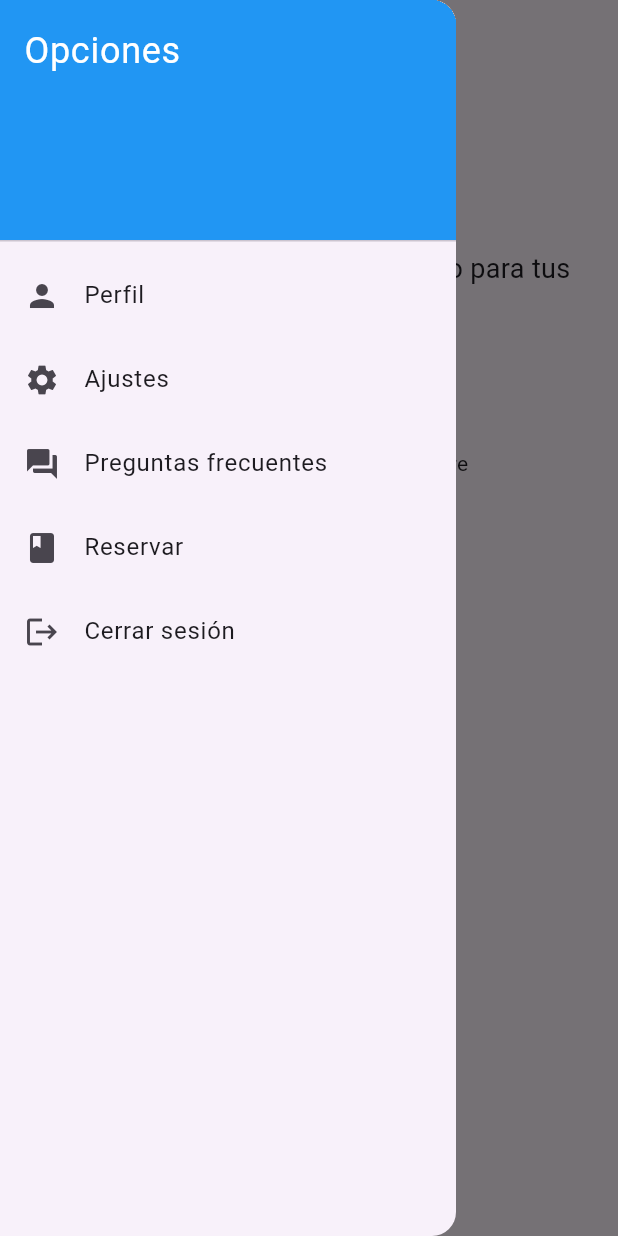
After one commit to cedrovich/Trio_App, a Flutter app: the PrincipalPage screen opened directly, with the side drawer open, on a phone screen of 412 x 824 dp. The commit adds this screen. Run offline on Flutter 3.47's test engine with Material 3 defaults, Android fonts, the phone set to English and light mode, and no system bars; our stand-ins replace supabase_flutter; accounts and stored records are empty; network calls fail.

Commit message:
Principal page + drawer

```diff
--- a/lib/main.dart
+++ b/lib/main.dart
@@ -1,9 +1,11 @@
 import 'package:flutter/material.dart';
 import 'package:supabase_flutter/supabase_flutter.dart';
 import 'pages/home_page.dart'; // Importa HomePage
+import 'pages/principal_page.dart'; // Importa PrincipalPage
+import 'pages/reservas_page.dart'; // Importa ReservasPage
 
 const supabaseUrl = 'https://pggtliopkuymentnklow.supabase.co'; // URL de tu proyecto en Supabase
-const supabaseKey = 'eyJhbGciOiJIUzI1NiIsInR5cCI6IkpXVCJ9.eyJpc3MiOiJzdXBhYmFzZSIsInJlZiI6InBnZ3RsaW9wa3V5bWVudG5rbG93Iiwicm9sZSI6ImFub24iLCJpYXQiOjE3MzI2MzE4OTcsImV4cCI6MjA0ODIwNzg5N30.HO87zVfpPOwBh0Cj0YVp2LowCHM750W49tbSmNkzfYQ'; // Reemplaza con tu clave pública (anonKey)
+const supabaseKey = 'eyJhbGciOiJIUzI1NiIsInR5cCI6IkpXVCJ9.eyJpc3MiOiJzdXBhYmFzZSIsInJlZiI6InBnZ3RsaW9wa3V5bWVudG5rbG93Iiwicm9sZSI6ImFub24iLCJpYXQiOjE3MzI2MzE4OTcsImV4cCI6MjA0ODIwNzg5N30.HO87zVfpPOwBh0Cj0YVp2LowCHM750W49tbSmNkzfYQ'; // Clave pública (anonKey)
 
 Future<void> main() async {
   WidgetsFlutterBinding.ensureInitialized(); // Asegura que Flutter esté inicializado
--- /dev/null
+++ b/lib/pages/principal_page.dart
@@ -0,0 +1,125 @@
+import 'package:flutter/material.dart';
+import 'reservas_page.dart'; // Importa la página de reservas
+import 'package:supabase_flutter/supabase_flutter.dart'; // Para cerrar sesión
+
+class PrincipalPage extends StatelessWidget {
+  const PrincipalPage({super.key});
+
+  void _logout(BuildContext context) async {
+    await Supabase.instance.client.auth.signOut();
+    Navigator.pushReplacementNamed(context, '/login'); // Redirige al LoginPage
+    ScaffoldMessenger.of(context).showSnackBar(
+      const SnackBar(content: Text('Sesión cerrada')),
+    );
+  }
+
+  @override
+  Widget build(BuildContext context) {
+    return Scaffold(
+      appBar: AppBar(
+        title: const Text('Trío Semblanzas'),
+      ),
+      drawer: Drawer(
+        child: ListView(
+          children: [
+            const DrawerHeader(
+              decoration: BoxDecoration(
+                color: Colors.blue,
+              ),
+              child: Text(
+                'Opciones',
+                style: TextStyle(color: Colors.white, fontSize: 24),
+              ),
+            ),
+            ListTile(
+              leading: const Icon(Icons.person),
+              title: const Text('Perfil'),
+              onTap: () {
+                // Acción para la opción Perfil
+                Navigator.pop(context);
+                ScaffoldMessenger.of(context).showSnackBar(
+                  const SnackBar(content: Text('Sección de Perfil próximamente')),
+                );
+              },
+            ),
+            ListTile(
+              leading: const Icon(Icons.settings),
+              title: const Text('Ajustes'),
+              onTap: () {
+                // Acción para la opción Ajustes
+                Navigator.pop(context);
+                ScaffoldMessenger.of(context).showSnackBar(
+                  const SnackBar(content: Text('Sección de Ajustes próximamente')),
+                );
+              },
+            ),
+            ListTile(
+              leading: const Icon(Icons.question_answer),
+              title: const Text('Preguntas frecuentes'),
+              onTap: () {
+                // Acción para la opción Preguntas frecuentes
+                Navigator.pop(context);
+                ScaffoldMessenger.of(context).showSnackBar(
+                  const SnackBar(content: Text('Sección de Preguntas frecuentes próximamente')),
+                );
+              },
+            ),
+            ListTile(
+              leading: const Icon(Icons.book),
+              title: const Text('Reservar'),
+              onTap: () {
+                // Redirige a la página de reservas
+                Navigator.push(
+                  context,
+                  MaterialPageRoute(builder: (context) => const ReservasPage()),
+                );
+              },
+            ),
+            ListTile(
+              leading: const Icon(Icons.logout),
+              title: const Text('Cerrar sesión'),
+              onTap: () => _logout(context), // Llama al método para cerrar sesión
+            ),
+          ],
+        ),
+      ),
+      body: SingleChildScrollView(
+        padding: const EdgeInsets.all(20.0),
+        child: Column(
+          crossAxisAlignment: CrossAxisAlignment.start,
+          children: [
+            const Text(
+              'Bienvenido al Trío Semblanzas',
+              style: TextStyle(fontSize: 28, fontWeight: FontWeight.bold),
+            ),
+            const SizedBox(height: 10),
+            const Text(
+              'Disfruta de la mejor música en vivo para tus eventos.',
+              style: TextStyle(fontSize: 18),
+            ),
+            const SizedBox(height: 20),
+            const Text(
+              'Próximos Eventos:',
+              style: TextStyle(fontSize: 22, fontWeight: FontWeight.bold),
+            ),
+            const SizedBox(height: 10),
+            const Text('- Concierto en CDMX - 5 de diciembre'),
+            const Text('- Festival de música clásica - 15 de diciembre'),
+            const SizedBox(height: 20),
+            Center(
+              child: ElevatedButton(
+                onPressed: () {
+                  Navigator.push(
+                    context,
+                    MaterialPageRoute(builder: (context) => const ReservasPage()),
+                  );
+                },
+                child: const Text('¡Contrátanos ya!'),
+              ),
+            ),
+          ],
+        ),
+      ),
+    );
+  }
+}
```
Also changed, not shown: lib/pages/auth/login_page.dart (+9 -7 lines).
